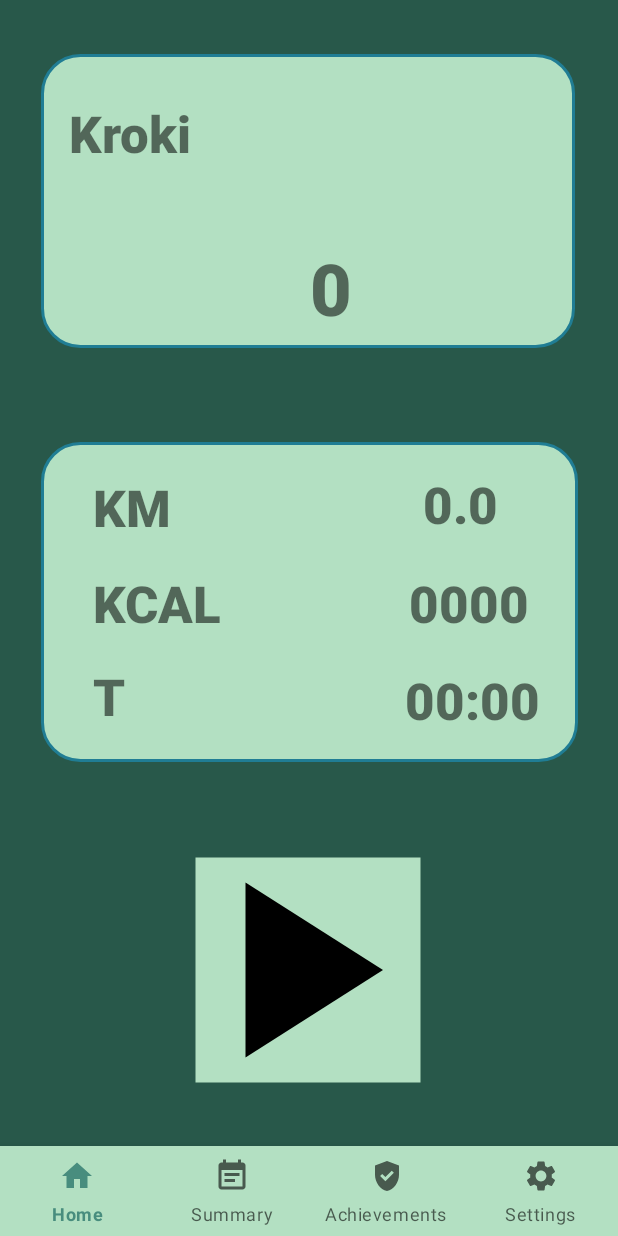
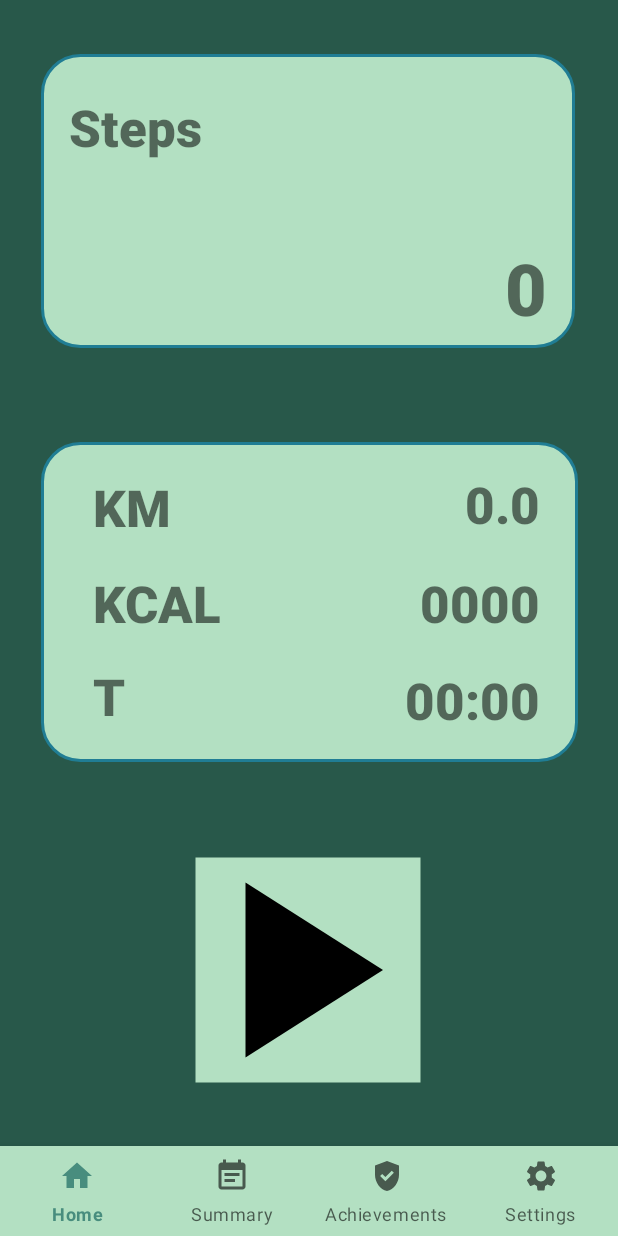
Before and after one commit to mariuszzarzycki99/Pedometer, an Android app: the screen it shows after launch (MainActivity), on a phone screen of 412 x 824 dp. Run offline under Robolectric (Android 15) with nearby library versions, the phone set to English and light mode, and no system bars; libraries missing offline, so code that uses them is left out: com.github.mikephil.charting.

Commit message:
Home fragment corrected

```diff
--- a/app/src/main/java/pl/polsl/pedometer/SettingsFragment.java
+++ b/app/src/main/java/pl/polsl/pedometer/SettingsFragment.java
@@ -53,11 +53,6 @@ public class SettingsFragment extends Fragment {
                 Settings.setGender(genderField.getSelectedItem().toString());
                 Settings.setHeight(Double.parseDouble(heightField.getText().toString()));
                 Settings.setWeight(Double.parseDouble(weightField.getText().toString()));
-
-                Toast.makeText(getView().getContext(),"gender " + Settings.getGender(), Toast.LENGTH_SHORT).show();
-                Toast.makeText(getView().getContext(),"height " + Settings.getHeight(), Toast.LENGTH_SHORT).show();
-                Toast.makeText(getView().getContext(),"weight " + Settings.getWeight(), Toast.LENGTH_SHORT).show();
-
                 ((MainActivity) getActivity()).saveSettings();
             }
         });
--- a/app/src/main/res/layout/fragment_home.xml
+++ b/app/src/main/res/layout/fragment_home.xml
@@ -58,11 +58,11 @@
     <TextView
         android:id="@+id/textView"
         android:layout_width="112dp"
-        android:layout_height="38dp"
+        android:layout_height="59dp"
         android:layout_alignStart="@+id/myRectangleView2"
         android:layout_alignTop="@+id/myRectangleView2"
         android:fontFamily="sans-serif-black"
-        android:text="Kroki"
+        android:text="Steps"
         android:textSize="34sp"
         app:layout_constraintBottom_toBottomOf="@+id/myRectangleView"
         app:layout_constraintEnd_toEndOf="@+id/myRectangleView"
@@ -79,6 +79,7 @@
         android:layout_alignTop="@+id/myRectangleView2"
         android:fontFamily="sans-serif-black"
         android:text="00000"
+        android:textAlignment="viewEnd"
         android:textSize="48sp"
         app:layout_constraintBottom_toBottomOf="@+id/myRectangleView"
         app:layout_constraintEnd_toEndOf="@+id/myRectangleView"
@@ -108,6 +109,7 @@
         android:layout_alignStart="@+id/textView2"
         android:fontFamily="sans-serif-black"
         android:text="00.0"
+        android:textAlignment="viewEnd"
         android:textSize="34sp"
         app:layout_constraintBottom_toTopOf="@+id/kcal"
         app:layout_constraintEnd_toEndOf="@+id/kcal"
@@ -134,6 +136,7 @@
         android:layout_alignStart="@+id/textView3"
         android:fontFamily="sans-serif-black"
         android:text="00:00"
+        android:textAlignment="viewEnd"
         android:textSize="34sp"
         app:layout_constraintBottom_toBottomOf="@+id/myRectangleView2"
         app:layout_constraintEnd_toEndOf="@+id/kcal"
@@ -163,6 +166,7 @@
         android:layout_alignStart="@+id/textView4"
         android:fontFamily="sans-serif-black"
         android:text="0000"
+        android:textAlignment="viewEnd"
         android:textSize="34sp"
         app:layout_constraintBottom_toBottomOf="@+id/myRectangleView2"
         app:layout_constraintEnd_toEndOf="@+id/myRectangleView2"
```
